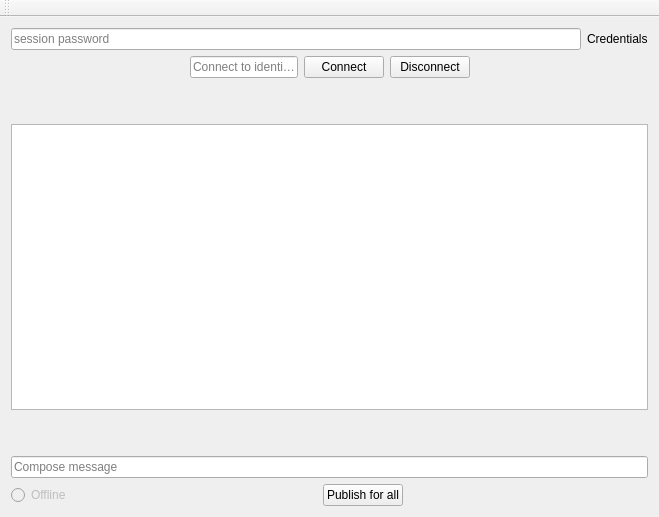
First picture: the form in mainwindow.ui, repository blabu/CommunicationUI, before the edit.
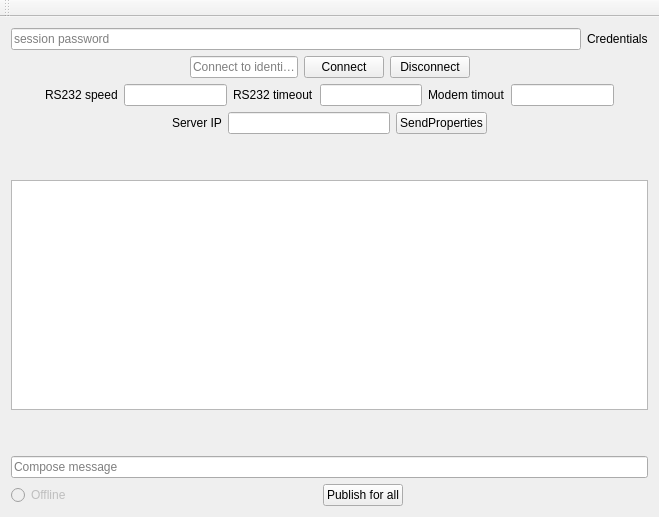
Second picture: the form after the edit.

```diff
--- a/mainwindow.ui
+++ b/mainwindow.ui
@@ -154,6 +154,113 @@
         </item>
        </layout>
       </item>
+      <item>
+       <layout class="QHBoxLayout" name="horizontalLayout_5">
+        <item>
+         <spacer name="horizontalSpacer_6">
+          <property name="orientation">
+           <enum>Qt::Horizontal</enum>
+          </property>
+          <property name="sizeHint" stdset="0">
+           <size>
+            <width>40</width>
+            <height>20</height>
+           </size>
+          </property>
+         </spacer>
+        </item>
+        <item>
+         <widget class="QLabel" name="label">
+          <property name="text">
+           <string>RS232 speed</string>
+          </property>
+         </widget>
+        </item>
+        <item>
+         <widget class="QLineEdit" name="baudrate"/>
+        </item>
+        <item>
+         <widget class="QLabel" name="label_3">
+          <property name="text">
+           <string>RS232 timeout</string>
+          </property>
+         </widget>
+        </item>
+        <item>
+         <widget class="QLineEdit" name="rs232Timeout"/>
+        </item>
+        <item>
+         <widget class="QLabel" name="label_4">
+          <property name="text">
+           <string>Modem timout</string>
+          </property>
+         </widget>
+        </item>
+        <item>
+         <widget class="QLineEdit" name="modemTimeout"/>
+        </item>
+        <item>
+         <spacer name="horizontalSpacer_3">
+          <property name="orientation">
+           <enum>Qt::Horizontal</enum>
+          </property>
+          <property name="sizeHint" stdset="0">
+           <size>
+            <width>40</width>
+            <height>20</height>
+           </size>
+          </property>
+         </spacer>
+        </item>
+       </layout>
+      </item>
+      <item>
+       <layout class="QHBoxLayout" name="horizontalLayout_6">
+        <item>
+         <spacer name="horizontalSpacer_7">
+          <property name="orientation">
+           <enum>Qt::Horizontal</enum>
+          </property>
+          <property name="sizeHint" stdset="0">
+           <size>
+            <width>40</width>
+            <height>20</height>
+           </size>
+          </property>
+         </spacer>
+        </item>
+        <item>
+         <widget class="QLabel" name="label_5">
+          <property name="text">
+           <string>Server IP</string>
+          </property>
+         </widget>
+        </item>
+        <item>
+         <widget class="QLineEdit" name="newServer"/>
+        </item>
+        <item>
+         <widget class="QPushButton" name="sendProp">
+          <property name="text">
+           <string>SendProperties</string>
+          </property>
+         </widget>
+        </item>
+        <item>
+         <spacer name="horizontalSpacer_8">
+          <property name="orientation">
+           <enum>Qt::Horizontal</enum>
+          </property>
+          <property name="sizeHint" stdset="0">
+           <size>
+            <width>40</width>
+            <height>20</height>
+           </size>
+          </property>
+         </spacer>
+        </item>
+       </layout>
+      </item>
       <item>
        <spacer name="verticalSpacer_2">
         <property name="orientation">
```
Left out of the diff: 2 changed lines with no effect on the pictures.
